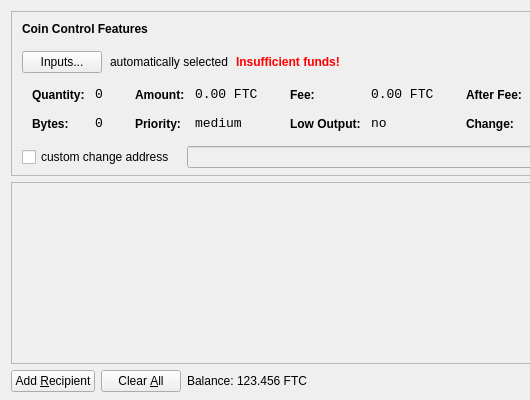
This is src/qt/forms/sendcoinsdialog.ui in FeatherCoin/Feathercoin as Qt 5 draws it before an edit; both pictures show x 0 to 530 and y 0 to 400 of the 850 by 400 pixel window. The edited form follows.
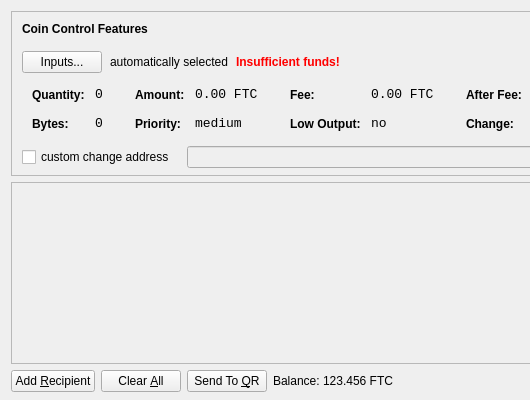
This is the edited form. Icons and pictures are not drawn.

What changed in the file:
```diff
--- a/src/qt/forms/sendcoinsdialog.ui
+++ b/src/qt/forms/sendcoinsdialog.ui
@@ -702,6 +702,17 @@
        </property>
       </widget>
      </item>
+     <item>
+      <widget class="QPushButton" name="sendQRButton">
+       <property name="text">
+        <string>Send To &amp;QR</string>
+       </property>
+       <property name="icon">
+        <iconset resource="../bitcoin.qrc">
+         <normaloff>:/icons/qrcode</normaloff>:/icons/qrcode</iconset>
+       </property>
+      </widget>
+     </item>
      <item>
       <layout class="QHBoxLayout" name="horizontalLayout_2">
        <property name="spacing">
```
Left out of the diff: 28 changed lines with no effect on the pictures.
